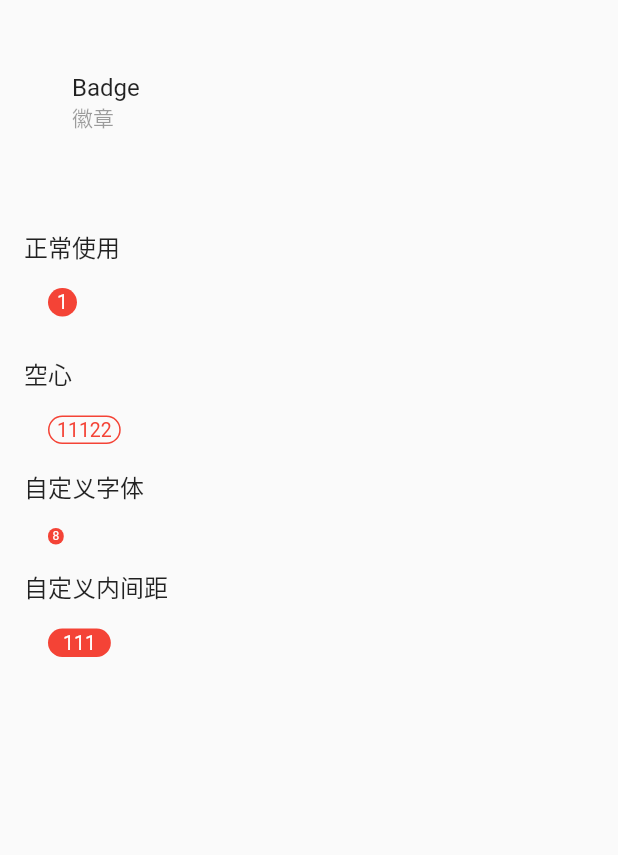
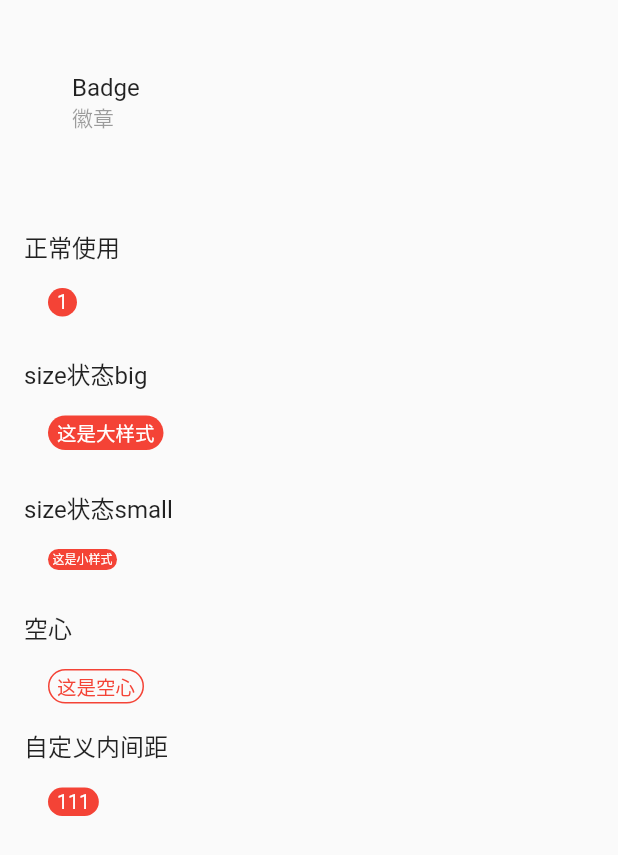
Before and after one commit to hello-coder-xu/yin_ui, a Flutter app: the Badge screen opened by its route, on a phone screen of 412 x 824 dp. Shown: the top 855 px of the screen. Run offline on Flutter 3.47's test engine with Material 2 defaults, Android fonts, the phone set to English and light mode, and no system bars.

Commit message:
update badge demo

```diff
--- a/lib/views/badge.dart
+++ b/lib/views/badge.dart
@@ -9,9 +9,7 @@ class Badge extends StatelessWidget {
       body: ListView(
         children: <Widget>[
           TitleView('Badge', '徽章'),
-          ListTile(
-            title: Text('正常使用'),
-          ),
+          ListTile(title: Text('正常使用')),
           Padding(
             padding: EdgeInsets.only(left: 32),
             child: WeBadge(
@@ -19,35 +17,33 @@ class Badge extends StatelessWidget {
             ),
           ),
           SizedBox(height: 10),
-          ListTile(
-            title: Text('空心'),
-          ),
+          ListTile(title: Text('size状态big')),
           Padding(
             padding: EdgeInsets.only(left: 32),
             child: WeBadge(
-              child: '11122',
+              child: '这是大样式',
+              size: SizeType.big,
+            ),
+          ),
+          SizedBox(height: 10),
+          ListTile(title: Text('size状态small')),
+          Padding(
+            padding: EdgeInsets.only(left: 32),
+            child: WeBadge(
+              child: '这是小样式',
+              size: SizeType.samll,
+            ),
+          ),
+          SizedBox(height: 10),
+          ListTile(title: Text('空心')),
+          Padding(
+            padding: EdgeInsets.only(left: 32),
+            child: WeBadge(
+              child: '这是空心',
               hollow: true,
             ),
           ),
-          ListTile(
-            title: Text('自定义字体'),
-          ),
-          Padding(
-            padding: EdgeInsets.only(left: 32),
-            child: WeBadge(
-              child: '8',
-              textStyle: TextStyle(fontSize: 8),
-              padding: EdgeInsets.only(
-                right: 3.0,
-                top: 1,
-                left: 3.0,
-                bottom: 1,
-              ),
-            ),
-          ),
-          ListTile(
-            title: Text('自定义内间距'),
-          ),
+          ListTile(title: Text('自定义内间距')),
           Padding(
             padding: EdgeInsets.only(left: 32),
             child: WeBadge(
--- a/ui/lib/badge/index.dart
+++ b/ui/lib/badge/index.dart
@@ -1,4 +1,6 @@
 import 'package:flutter/material.dart';
+
+enum SizeType { big, samll, custom }
 
 ///数字标识
 class WeBadge extends StatelessWidget {
@@ -8,6 +10,7 @@ class WeBadge extends StatelessWidget {
   final Border border;
   final EdgeInsetsGeometry padding;
   final bool hollow;
+  final SizeType size;
 
   WeBadge({
     this.child,
@@ -16,6 +19,7 @@ class WeBadge extends StatelessWidget {
     this.border,
     this.padding,
     this.hollow = false,
+    this.size = SizeType.big,
   });
 
   @override
@@ -25,13 +29,22 @@ class WeBadge extends StatelessWidget {
     Border boxBorder;
     BorderRadius radius = BorderRadius.all(Radius.circular(50));
 
-    EdgeInsetsGeometry boxPadding = padding ??
-        EdgeInsets.only(
-          top: 2.0,
-          right: 6.0,
-          bottom: 2.0,
-          left: 6.0,
-        );
+    EdgeInsetsGeometry boxPadding;
+    double fontSize;
+
+    if (size == SizeType.custom) {
+      boxPadding = padding ??
+          EdgeInsets.only(top: 2.0, right: 6.0, bottom: 2.0, left: 6.0);
+      fontSize = 13.0;
+    } else if (size == SizeType.samll) {
+      boxPadding =
+          EdgeInsets.only(top: 1.0, right: 3.0, bottom: 1.0, left: 3.0);
+      fontSize = 8;
+    } else {
+      boxPadding =
+          EdgeInsets.only(top: 2.0, right: 6.0, bottom: 2.0, left: 6.0);
+      fontSize = 13.0;
+    }
 
     if (hollow) {
       textColor = color;
@@ -56,7 +69,7 @@ class WeBadge extends StatelessWidget {
             padding: boxPadding,
             child: DefaultTextStyle(
               style: TextStyle(
-                fontSize: 13,
+                fontSize: fontSize,
                 color: textColor,
               ),
               child: Text(child, style: textStyle),
```
